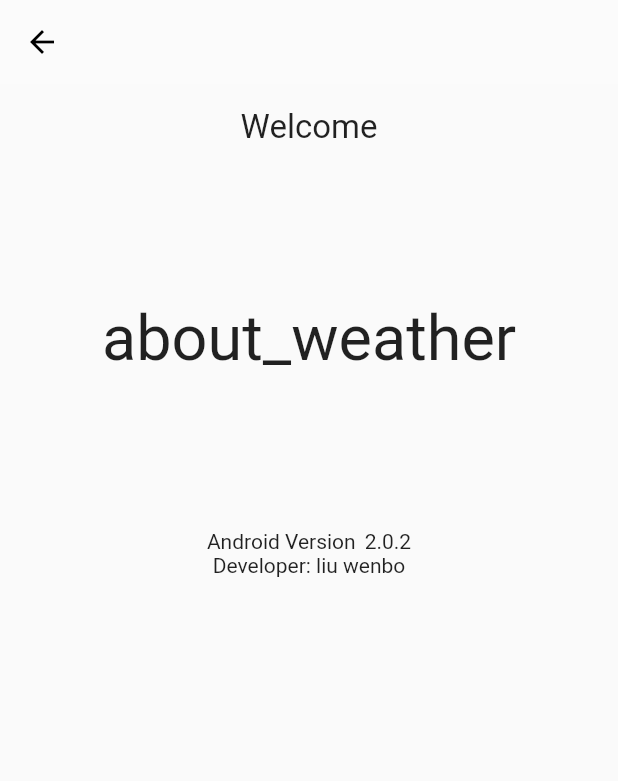
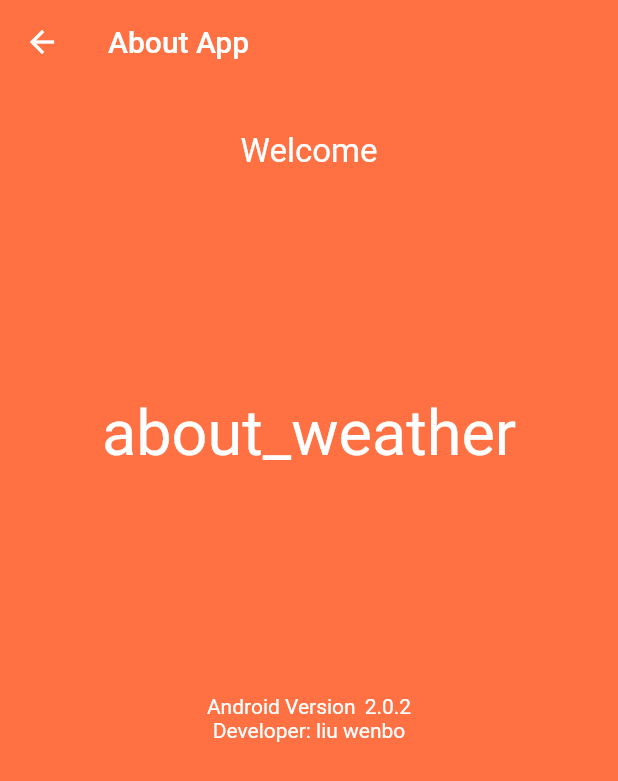
Before and after one commit to bobo-lwenb/about_weather, a Flutter app: the AboutApp screen opened directly, on a phone screen of 412 x 824 dp. Shown: the top 781 px of the screen. Run offline on Flutter 3.47's test engine with Material 2 defaults, Android fonts, the phone set to English and light mode, and no system bars; our stand-ins replace dio, flutter_html, package_info, shared_preferences; missing offline and left inert: amap_flutter_location; accounts and stored records are empty; generated files the repository leaves out were written again.

Commit message:
Update about_app.dart

```diff
--- a/lib/setting/about_app.dart
+++ b/lib/setting/about_app.dart
@@ -1,6 +1,5 @@
 import 'dart:io';
 
-import 'package:about_weather/tool_box/fields.dart';
 import 'package:flutter/material.dart';
 import 'package:package_info/package_info.dart';
 import 'package:flutter_gen/gen_l10n/app_localizations.dart';
@@ -10,36 +9,43 @@ class AboutApp extends StatefulWidget {
   _AboutAppState createState() => _AboutAppState();
 }
 
-class _AboutAppState extends State<AboutApp> {
+class _AboutAppState extends State<AboutApp>
+    with SingleTickerProviderStateMixin {
   String _appName = "";
   String _appVersion = "";
 
+  ValueNotifier _valueNotifier = ValueNotifier<double>(0);
+  late AnimationController _controller;
+
   @override
   void initState() {
-    info();
     super.initState();
+    _info();
+    _controller = AnimationController(
+        duration: const Duration(milliseconds: 800), vsync: this);
+    _controller.addListener(() {
+      _valueNotifier.value = (1 - _controller.value) * _valueNotifier.value;
+      if (_controller.isCompleted) _controller.reset();
+    });
   }
 
   @override
   Widget build(BuildContext context) {
-    return Scaffold(
-      appBar: AppBar(
-        shadowColor: Colors.transparent,
-        elevation: 0,
-        backgroundColor: isDark(context) ? Colors.grey[850] : Colors.white10,
-      ),
-      body: Center(
-        child: Column(
+    Column column = Column(
+      children: [
+        SizedBox(height: 32),
+        Text(
+          AppLocalizations.of(context)!.welcome,
+          style: TextStyle(fontSize: 22),
+        ),
+        SizedBox(height: 150),
+        Text(
+          _appName,
+          style: TextStyle(fontSize: 42),
+        ),
+        SizedBox(height: 150),
+        Column(
           children: [
-            SizedBox(height: 16),
-            Text(AppLocalizations.of(context)!.welcome,
-                style: TextStyle(fontSize: 22)),
-            Container(
-              height: 255,
-              child: Center(
-                child: Text(_appName, style: TextStyle(fontSize: 42)),
-              ),
-            ),
             Row(
               mainAxisAlignment: MainAxisAlignment.center,
               children: [
@@ -51,11 +57,55 @@ class _AboutAppState extends State<AboutApp> {
             Text(AppLocalizations.of(context)!.developer),
           ],
         ),
+      ],
+    );
+    ValueListenableBuilder builder = ValueListenableBuilder(
+      valueListenable: _valueNotifier,
+      builder: (context, value, child) {
+        return Positioned(
+          top: value as double,
+          child: child!,
+        );
+      },
+      child: column,
+    );
+    GestureDetector detector = GestureDetector(
+      behavior: HitTestBehavior.opaque,
+      onVerticalDragUpdate: (details) {
+        _valueNotifier.value += details.delta.dy / 2;
+      },
+      onVerticalDragEnd: (details) {
+        _controller.forward();
+      },
+      child: Stack(
+        alignment: Alignment.center,
+        children: [
+          builder,
+        ],
+      ),
+    );
+    return Theme(
+      data: ThemeData.dark(),
+      child: Scaffold(
+        appBar: AppBar(
+          shadowColor: Colors.transparent,
+          elevation: 0,
+          backgroundColor: Colors.transparent,
+          title: Text(AppLocalizations.of(context)!.aboutApp),
+        ),
+        backgroundColor: Colors.deepOrange[400],
+        body: detector,
       ),
     );
   }
 
-  void info() async {
+  @override
+  void dispose() {
+    super.dispose();
+    _controller.dispose();
+  }
+
+  void _info() async {
     PackageInfo packageInfo = await PackageInfo.fromPlatform();
     _appName = packageInfo.appName;
     _appVersion = packageInfo.version;
```
